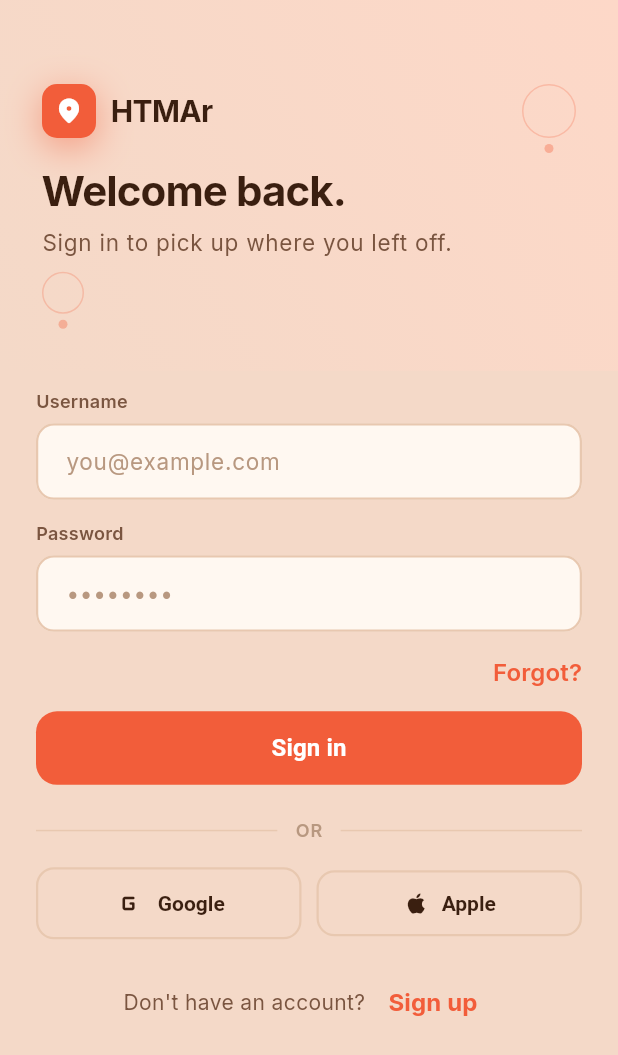
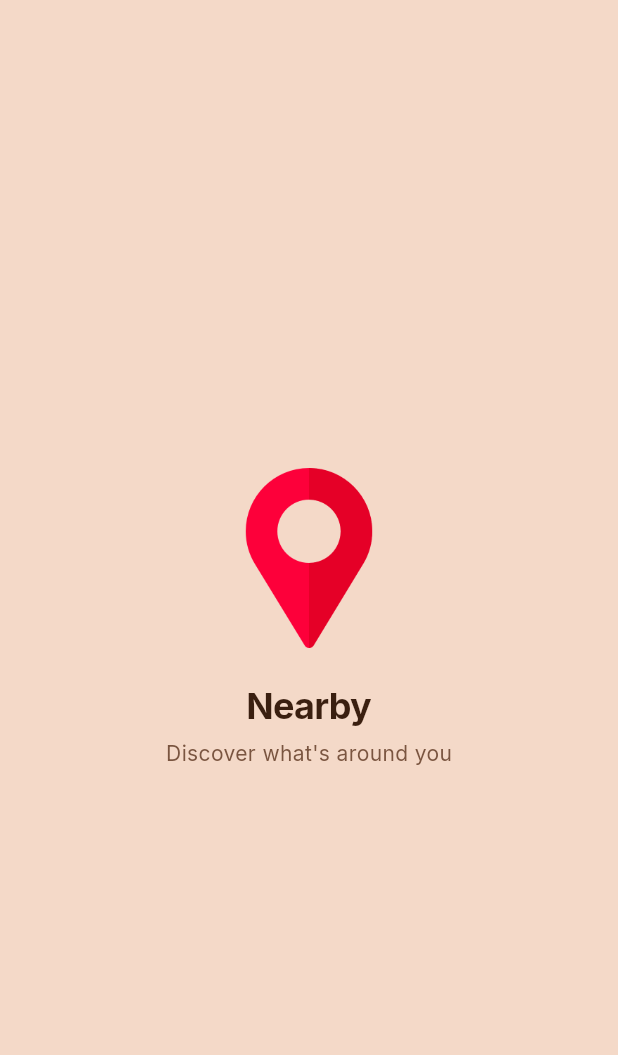
Before and after one commit to wyldebill/htmaduex, a Flutter app: the first screen one second after launch, on a phone screen of 412 x 824 dp. Shown: the top 1055 px of the screen. Run offline on Flutter 3.47's test engine with Material 3 defaults, Android fonts, the phone set to English and light mode, and no system bars; our stand-ins replace cloud_firestore, firebase_auth, firebase_core, go_router, google_fonts, google_maps_flutter; accounts and stored records are empty.

Commit message:
Add configurable Flutter splash screen
- New SplashScreen widget with kSplashDisplayDuration const (default 2s)
- Accepts displayDuration parameter to allow per-call override
- Fade-in animation on entry; navigates to /login after delay
- Assets: public-domain map-pin PNG at assets/images/splash_logo.png
- Router initial route changed from /login to / (splash entry point)

Co-authored-by: Copilot <223556219+Copilot@users.noreply.github.com>

```diff
--- a/lib/main.dart
+++ b/lib/main.dart
@@ -7,6 +7,7 @@ import 'screens/detail_screen.dart';
 import 'screens/list_screen.dart';
 import 'screens/login_screen.dart';
 import 'screens/profile_screen.dart';
+import 'screens/splash_screen.dart';
 import 'screens/verification_screen.dart';
 import 'screens/map_screen.dart';
 import 'screens/wizard_screen.dart';
@@ -21,8 +22,13 @@ Future<void> main() async {
 }
 
 final GoRouter _router = GoRouter(
-  initialLocation: '/login',
+  initialLocation: '/',
   routes: <RouteBase>[
+    GoRoute(
+      path: '/',
+      builder: (BuildContext context, GoRouterState state) =>
+          const SplashScreen(),
+    ),
     GoRoute(
       path: '/login',
       builder: (BuildContext context, GoRouterState state) =>
--- /dev/null
+++ b/lib/screens/splash_screen.dart
@@ -0,0 +1,87 @@
+import 'package:flutter/material.dart';
+import 'package:go_router/go_router.dart';
+
+import '../theme/app_theme.dart';
+
+/// How long the splash is shown before navigating to login.
+/// Change this constant to tune the display time.
+const Duration kSplashDisplayDuration = Duration(seconds: 2);
+
+class SplashScreen extends StatefulWidget {
+  const SplashScreen({
+    super.key,
+    this.displayDuration = kSplashDisplayDuration,
+  });
+
+  final Duration displayDuration;
+
+  @override
+  State<SplashScreen> createState() => _SplashScreenState();
+}
+
+class _SplashScreenState extends State<SplashScreen>
+    with SingleTickerProviderStateMixin {
+  late final AnimationController _fadeController;
+  late final Animation<double> _fadeAnimation;
+
+  @override
+  void initState() {
+    super.initState();
+    _fadeController = AnimationController(
+      vsync: this,
+      duration: const Duration(milliseconds: 600),
+    )..forward();
+
+    _fadeAnimation = CurvedAnimation(
+      parent: _fadeController,
+      curve: Curves.easeIn,
+    );
+
+    Future.delayed(widget.displayDuration, () {
+      if (mounted) context.go('/login');
+    });
+  }
+
+  @override
+  void dispose() {
+    _fadeController.dispose();
+    super.dispose();
+  }
+
+  @override
+  Widget build(BuildContext context) {
+    return Scaffold(
+      backgroundColor: AppColors.bg,
+      body: FadeTransition(
+        opacity: _fadeAnimation,
+        child: Center(
+          child: Column(
+            mainAxisAlignment: MainAxisAlignment.center,
+            children: [
+              Image.asset(
+                'assets/images/splash_logo.png',
+                width: 120,
+                height: 120,
+              ),
+              const SizedBox(height: 24),
+              Text(
+                'Nearby',
+                style: Theme.of(context).textTheme.displayMedium?.copyWith(
+                  color: AppColors.ink,
+                  letterSpacing: -0.5,
+                ),
+              ),
+              const SizedBox(height: 8),
+              Text(
+                'Discover what\'s around you',
+                style: Theme.of(context).textTheme.bodyMedium?.copyWith(
+                  color: AppColors.inkSoft,
+                ),
+              ),
+            ],
+          ),
+        ),
+      ),
+    );
+  }
+}
--- a/pubspec.yaml
+++ b/pubspec.yaml
@@ -67,6 +67,7 @@ flutter:
 
   assets:
     - assets/data/buffalo_businesses.json
+    - assets/images/
 
   # An image asset can refer to one or more resolution-specific "variants", see
   # https://flutter.dev/to/resolution-aware-images
```
Also changed, not shown: assets/images/splash_logo.png (added).
